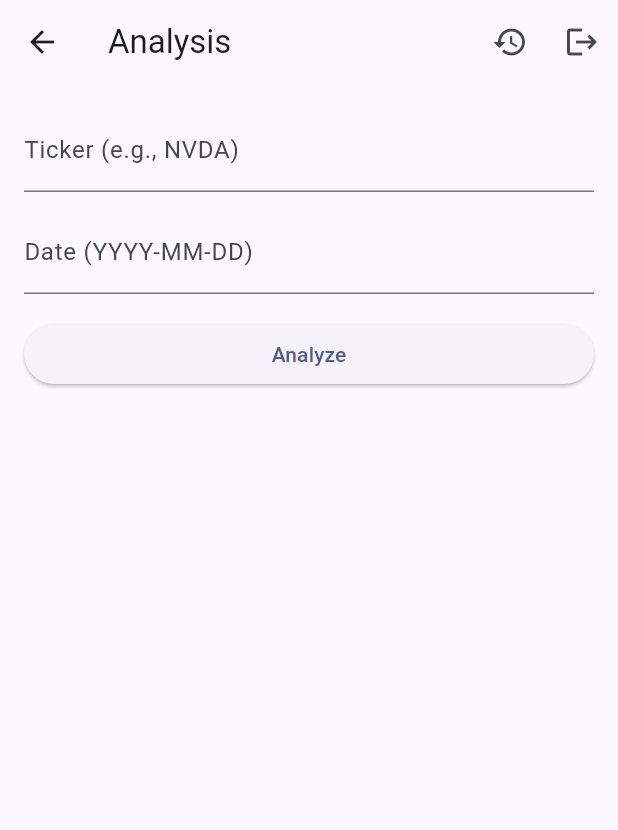
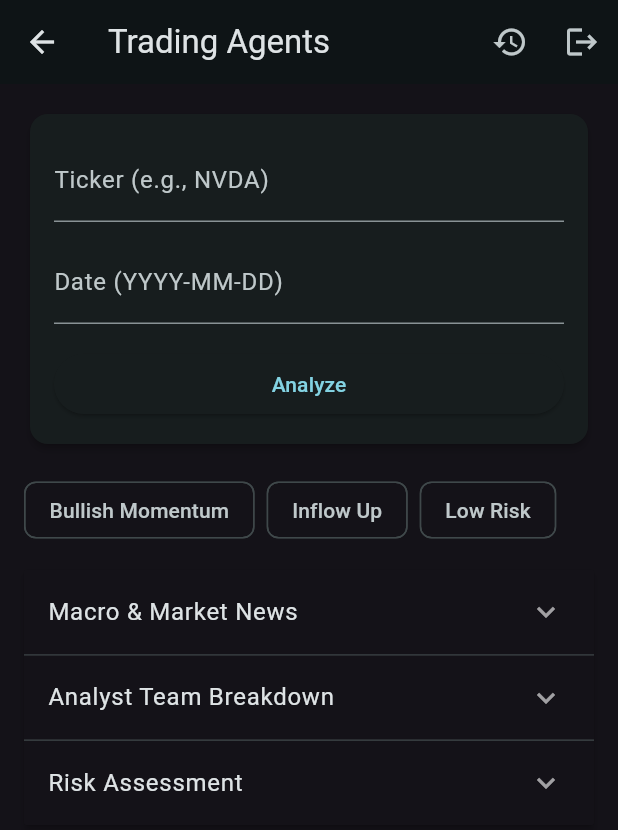
Before and after one commit to amritrajpaul/LetAgents_DYOR, a Flutter app: the AnalysisScreen screen opened by its route, on a phone screen of 412 x 824 dp. Shown: the top 830 px of the screen. Run offline on Flutter 3.47's test engine with Material 3 defaults, Android fonts, the phone set to English and light mode, and no system bars; our stand-ins replace shared_preferences; accounts and stored records are empty.

Commit message:
Revamp mobile analysis UI

```diff
--- a/mobile/lib/analysis_screen.dart
+++ b/mobile/lib/analysis_screen.dart
@@ -149,7 +149,7 @@ class _AnalysisScreenState extends State<AnalysisScreen> {
   Widget build(BuildContext context) {
     return Scaffold(
       appBar: AppBar(
-        title: const Text('Analysis'),
+        title: const Text('Trading Agents'),
         actions: [
           IconButton(
             onPressed: () {
@@ -169,7 +169,54 @@ class _AnalysisScreenState extends State<AnalysisScreen> {
           ),
         ],
       ),
-      body: Padding(
+      body: LayoutBuilder(
+        builder: (context, constraints) {
+          final isWide = constraints.maxWidth > 600;
+          final content = SingleChildScrollView(
+            child: Padding(
+              padding: const EdgeInsets.all(16),
+              child: Column(
+                crossAxisAlignment: CrossAxisAlignment.start,
+                children: [
+                  _buildInputPanel(),
+                  const SizedBox(height: 16),
+                  _buildHighlights(),
+                  const SizedBox(height: 16),
+                  _buildInsightSections(),
+                  const SizedBox(height: 80),
+                ],
+              ),
+            ),
+          );
+
+          return Stack(
+            children: [
+              isWide
+                  ? Row(
+                      children: [
+                        Expanded(child: content),
+                        if (_decision != null) _buildRecommendationBanner(),
+                      ],
+                    )
+                  : content,
+              if (!isWide && _decision != null)
+                Positioned(
+                  bottom: 0,
+                  left: 0,
+                  right: 0,
+                  child: _buildRecommendationBanner(),
+                ),
+            ],
+          );
+        },
+      ),
+    );
+  }
+
+  Widget _buildInputPanel() {
+    return Card(
+      elevation: 2,
+      child: Padding(
         padding: const EdgeInsets.all(16),
         child: Column(
           crossAxisAlignment: CrossAxisAlignment.start,
@@ -187,7 +234,10 @@ class _AnalysisScreenState extends State<AnalysisScreen> {
             ),
             const SizedBox(height: 16),
             if (_error != null) ...[
-              SelectableText(_error!, style: const TextStyle(color: Colors.red)),
+              SelectableText(
+                _error!,
+                style: const TextStyle(color: Colors.red),
+              ),
               const SizedBox(height: 12),
             ],
             _loading
@@ -199,29 +249,133 @@ class _AnalysisScreenState extends State<AnalysisScreen> {
                       child: const Text('Analyze'),
                     ),
                   ),
-            const SizedBox(height: 16),
-            if (_messages.isNotEmpty)
-              Expanded(
-                child: ListView(
-                  children:
-                      _messages.map((m) => Text(m)).toList(growable: false),
-                ),
-              ),
-            if (_decision != null) ...[
-              Text(
-                'Decision: $_decision',
-                style: const TextStyle(fontSize: 18, fontWeight: FontWeight.bold),
-              ),
-              const SizedBox(height: 8),
-              Expanded(
-                child: SingleChildScrollView(
-                  child: SelectableText(_report ?? ''),
-                ),
-              ),
+            if (_messages.isNotEmpty) ...[
+              const SizedBox(height: 16),
+              ..._messages.map((m) => Text(m)),
             ],
           ],
         ),
       ),
     );
   }
+
+  Widget _buildHighlights() {
+    return Wrap(
+      spacing: 8,
+      children: const [
+        Chip(icon: Icon(Icons.trending_up), label: Text('Bullish Momentum')),
+        Chip(icon: Icon(Icons.attach_money), label: Text('Inflow Up')),
+        Chip(icon: Icon(Icons.flag), label: Text('Low Risk')),
+      ],
+    );
+  }
+
+  Widget _buildInsightSections() {
+    return ExpansionPanelList.radio(
+      children: [
+        ExpansionPanelRadio(
+          value: 'news',
+          headerBuilder: (context, isExpanded) => const ListTile(
+            title: Text('Macro & Market News'),
+          ),
+          body: Column(
+            children: const [
+              ListTile(
+                title: Text('Headline 1'),
+                subtitle: Text('Economic news summary'),
+              ),
+              ListTile(
+                title: Text('Headline 2'),
+                subtitle: Text('More news'),
+              ),
+              ListTile(
+                title: Text('Headline 3'),
+                subtitle: Text('Third news item'),
+              ),
+            ],
+          ),
+        ),
+        ExpansionPanelRadio(
+          value: 'analysts',
+          headerBuilder: (context, isExpanded) => const ListTile(
+            title: Text('Analyst Team Breakdown'),
+          ),
+          body: Column(
+            children: const [
+              ListTile(
+                leading: CircleAvatar(child: Text('RA')),
+                title: Text('Risky Analyst'),
+                subtitle: Text('Sell -30%'),
+              ),
+              ListTile(
+                leading: CircleAvatar(child: Text('BA')),
+                title: Text('Bull Analyst'),
+                subtitle: Text('Buy +20%'),
+              ),
+            ],
+          ),
+        ),
+        ExpansionPanelRadio(
+          value: 'risk',
+          headerBuilder: (context, isExpanded) => const ListTile(
+            title: Text('Risk Assessment'),
+          ),
+          body: Column(
+            children: const [
+              ListTile(
+                leading: Icon(Icons.bar_chart),
+                title: Text('Technical Risk'),
+                subtitle: Text('Overbought'),
+              ),
+              ListTile(
+                leading: Icon(Icons.language),
+                title: Text('Geopolitical Risk'),
+                subtitle: Text('Low'),
+              ),
+              ListTile(
+                leading: Icon(Icons.warning),
+                title: Text('Earnings Triggers'),
+                subtitle: Text('Next week'),
+              ),
+            ],
+          ),
+        ),
+      ],
+    );
+  }
+
+  Widget _buildRecommendationBanner() {
+    return Container(
+      padding: const EdgeInsets.all(16),
+      decoration: BoxDecoration(
+        color: Colors.blueGrey.shade900,
+        borderRadius: const BorderRadius.only(
+          topLeft: Radius.circular(12),
+          topRight: Radius.circular(12),
+        ),
+      ),
+      width: 300,
+      child: Column(
+        mainAxisSize: MainAxisSize.min,
+        crossAxisAlignment: CrossAxisAlignment.start,
+        children: [
+          Text(
+            'Suggested Action: ${_decision ?? ''}',
+            style: const TextStyle(color: Colors.white, fontSize: 16),
+          ),
+          const Divider(color: Colors.white54),
+          Row(
+            children: const [
+              Icon(Icons.warning, color: Colors.orange),
+              SizedBox(width: 8),
+              Text(
+                'Trigger: RSI > 70',
+                style: TextStyle(color: Colors.white),
+              ),
+            ],
+          ),
+        ],
+      ),
+    );
+  }
 }
--- a/mobile/lib/main.dart
+++ b/mobile/lib/main.dart
@@ -19,8 +19,11 @@ class LetAgentsDYORApp extends StatelessWidget {
   Widget build(BuildContext context) {
     return MaterialApp(
       title: 'LetAgentsDYOR',
-      theme: ThemeData(
-        colorScheme: ColorScheme.fromSeed(seedColor: Colors.indigo),
+      theme: ThemeData.dark().copyWith(
+        colorScheme: ColorScheme.fromSeed(
+          seedColor: Colors.cyan,
+          brightness: Brightness.dark,
+        ),
         useMaterial3: true,
       ),
       home: AuthService.token == null ? const LoginScreen() : const AnalysisScreen(),
```
